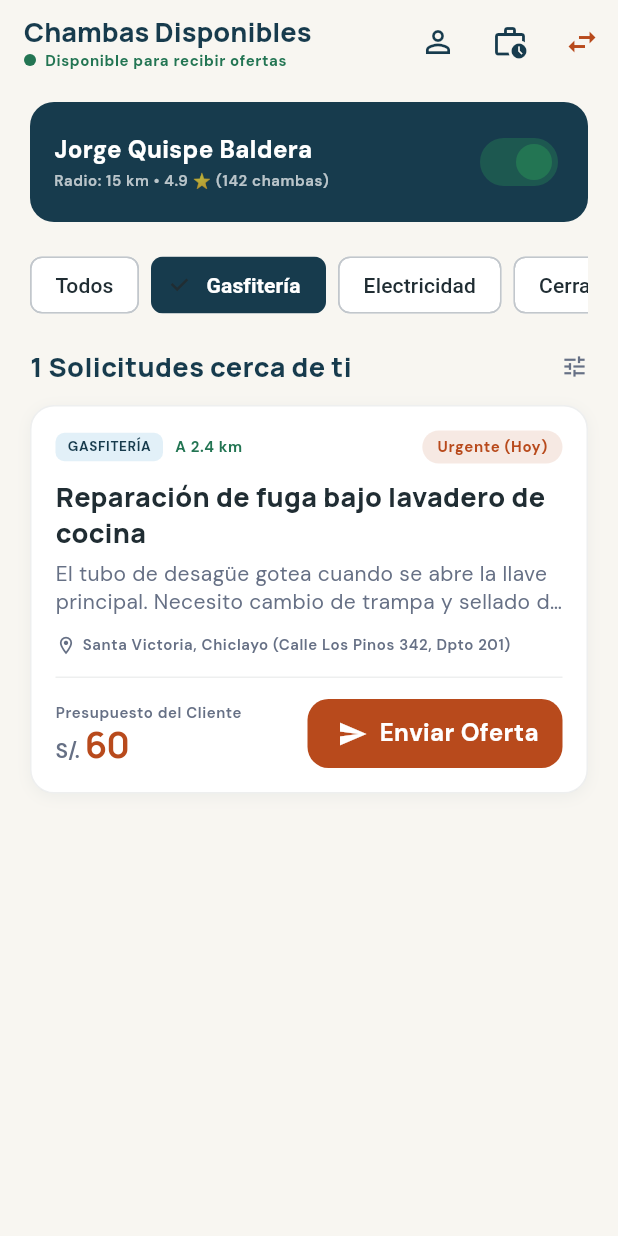
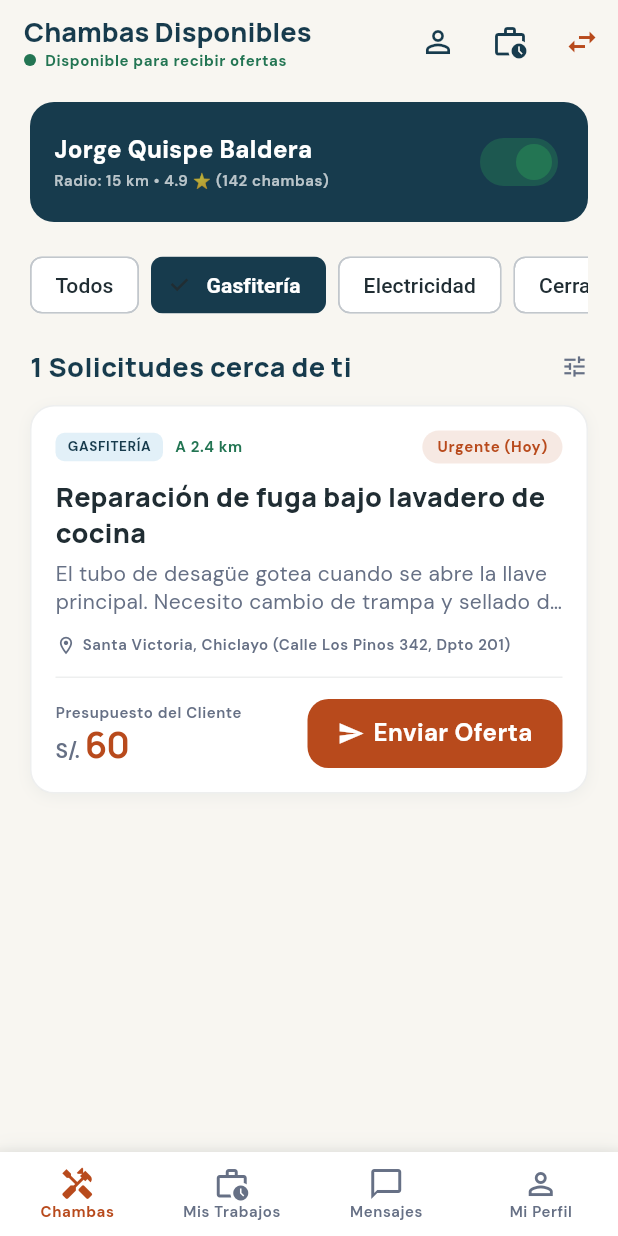
Before and after one commit to 6Edgar9/chamba1, a Flutter app: the AvailableJobsScreen screen opened directly, after a tap on "Gasfitería", on a phone screen of 412 x 824 dp. Run offline on Flutter 3.47's test engine with Material 3 defaults, Android fonts, the phone set to English and light mode, and no system bars; our stand-ins replace google_fonts; accounts and stored records are empty.

Commit message:
feat(navigation): integrate bottom navigation and complete e2e mobile verification

```diff
--- a/lib/core/widgets/chamba_button.dart
+++ b/lib/core/widgets/chamba_button.dart
@@ -100,7 +100,7 @@ class ChambaButton extends StatelessWidget {
           borderRadius: BorderRadius.circular(14),
           onTap: isLoading ? null : onPressed,
           child: Container(
-            padding: const EdgeInsets.symmetric(horizontal: 20),
+            padding: const EdgeInsets.symmetric(horizontal: 12),
             decoration: BoxDecoration(
               borderRadius: BorderRadius.circular(14),
               border: Border.all(
@@ -139,16 +139,20 @@ class ChambaButton extends StatelessWidget {
       mainAxisAlignment: MainAxisAlignment.center,
       children: [
         if (leadingIcon != null) ...[
-          Icon(leadingIcon, size: 20, color: textColor),
-          const SizedBox(width: 8),
+          Icon(leadingIcon, size: 18, color: textColor),
+          const SizedBox(width: 6),
         ],
-        Text(
-          label,
-          style: textStyle.copyWith(color: textColor),
+        Flexible(
+          child: Text(
+            label,
+            maxLines: 1,
+            overflow: TextOverflow.ellipsis,
+            style: textStyle.copyWith(color: textColor),
+          ),
         ),
         if (trailingIcon != null) ...[
-          const SizedBox(width: 8),
-          Icon(trailingIcon, size: 20, color: textColor),
+          const SizedBox(width: 6),
+          Icon(trailingIcon, size: 18, color: textColor),
         ],
       ],
     );
--- a/lib/presentation/screens/available_jobs_screen.dart
+++ b/lib/presentation/screens/available_jobs_screen.dart
@@ -10,6 +10,7 @@ import 'send_bid_screen.dart';
 import 'worker_my_jobs_screen.dart';
 import 'create_worker_profile_screen.dart';
 import 'role_selection_screen.dart';
+import 'chat_screen.dart';
 
 class AvailableJobsScreen extends StatefulWidget {
   final AppState? appState;
@@ -22,6 +23,7 @@ class AvailableJobsScreen extends StatefulWidget {
 
 class _AvailableJobsScreenState extends State<AvailableJobsScreen> {
   late AppState _appState;
+  int _selectedIndex = 0;
   String _selectedFilter = 'Todos';
   bool _isAvailable = true;
 
@@ -262,6 +264,77 @@ class _AvailableJobsScreenState extends State<AvailableJobsScreen> {
           ),
         ),
       ),
+      bottomNavigationBar: Container(
+        decoration: const BoxDecoration(
+          boxShadow: [
+            BoxShadow(
+              color: Color(0x0F173B4D),
+              blurRadius: 10,
+              offset: Offset(0, -3),
+            ),
+          ],
+        ),
+        child: BottomNavigationBar(
+          currentIndex: _selectedIndex,
+          onTap: (index) {
+            setState(() {
+              _selectedIndex = index;
+            });
+            if (index == 1) {
+              Navigator.of(context).push(
+                MaterialPageRoute(
+                  builder: (_) => WorkerMyJobsScreen(appState: _appState),
+                ),
+              );
+            } else if (index == 2) {
+              if (_appState.jobs.isNotEmpty) {
+                Navigator.of(context).push(
+                  MaterialPageRoute(
+                    builder: (_) => ChatScreen(
+                      appState: _appState,
+                      job: _appState.jobs.first,
+                    ),
+                  ),
+                );
+              }
+            } else if (index == 3) {
+              Navigator.of(context).push(
+                MaterialPageRoute(
+                  builder: (_) => CreateWorkerProfileScreen(appState: _appState),
+                ),
+              );
+            }
+          },
+          type: BottomNavigationBarType.fixed,
+          backgroundColor: Colors.white,
+          selectedItemColor: AppColors.secondary,
+          unselectedItemColor: AppColors.muted,
+          selectedLabelStyle: AppTypography.labelSm.copyWith(fontWeight: FontWeight.w700),
+          unselectedLabelStyle: AppTypography.labelSm,
+          items: const [
+            BottomNavigationBarItem(
+              icon: Icon(Icons.handyman_outlined),
+              activeIcon: Icon(Icons.handyman),
+              label: 'Chambas',
+            ),
+            BottomNavigationBarItem(
+              icon: Icon(Icons.work_history_outlined),
+              activeIcon: Icon(Icons.work_history),
+              label: 'Mis Trabajos',
+            ),
+            BottomNavigationBarItem(
+              icon: Icon(Icons.chat_bubble_outline),
+              activeIcon: Icon(Icons.chat_bubble),
+              label: 'Mensajes',
+            ),
+            BottomNavigationBarItem(
+              icon: Icon(Icons.person_outline),
+              activeIcon: Icon(Icons.person),
+              label: 'Mi Perfil',
+            ),
+          ],
+        ),
+      ),
     );
   }
 
```
Also changed, not shown: lib/presentation/screens/client_home_screen.dart (+78 -0 lines), 2 other files.
